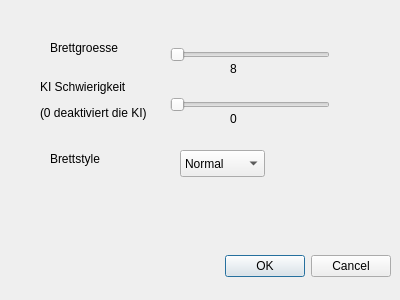
s0538643/reversi-mm16, file settings.ui: the form before one commit.
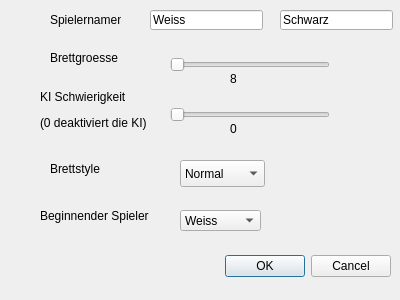
The form after the commit.

What changed in the file:
```diff
--- a/settings.ui
+++ b/settings.ui
@@ -33,7 +33,7 @@
    <property name="geometry">
     <rect>
      <x>50</x>
-     <y>40</y>
+     <y>50</y>
      <width>121</width>
      <height>16</height>
     </rect>
@@ -46,7 +46,7 @@
    <property name="geometry">
     <rect>
      <x>170</x>
-     <y>40</y>
+     <y>50</y>
      <width>160</width>
      <height>29</height>
     </rect>
@@ -77,7 +77,7 @@
    <property name="geometry">
     <rect>
      <x>40</x>
-     <y>80</y>
+     <y>90</y>
      <width>111</width>
      <height>41</height>
     </rect>
@@ -90,7 +90,7 @@
    <property name="geometry">
     <rect>
      <x>170</x>
-     <y>90</y>
+     <y>100</y>
      <width>160</width>
      <height>29</height>
     </rect>
@@ -106,7 +106,7 @@
    <property name="geometry">
     <rect>
      <x>230</x>
-     <y>60</y>
+     <y>70</y>
      <width>67</width>
      <height>17</height>
     </rect>
@@ -119,7 +119,7 @@
    <property name="geometry">
     <rect>
      <x>50</x>
-     <y>150</y>
+     <y>160</y>
      <width>67</width>
      <height>17</height>
     </rect>
@@ -132,7 +132,7 @@
    <property name="geometry">
     <rect>
      <x>180</x>
-     <y>150</y>
+     <y>160</y>
      <width>85</width>
      <height>27</height>
     </rect>
@@ -160,7 +160,7 @@
    <property name="geometry">
     <rect>
      <x>230</x>
-     <y>110</y>
+     <y>120</y>
      <width>67</width>
      <height>17</height>
     </rect>
@@ -169,6 +169,78 @@
     <string>0</string>
    </property>
   </widget>
+  <widget class="QComboBox" name="comboBox_2">
+   <property name="geometry">
+    <rect>
+     <x>180</x>
+     <y>210</y>
+     <width>81</width>
+     <height>21</height>
+    </rect>
+   </property>
+   <item>
+    <property name="text">
+     <string>Weiss</string>
+    </property>
+   </item>
+   <item>
+    <property name="text">
+     <string>Schwarz</string>
+    </property>
+   </item>
+  </widget>
+  <widget class="QLabel" name="label">
+   <property name="geometry">
+    <rect>
+     <x>40</x>
+     <y>200</y>
+     <width>111</width>
+     <height>31</height>
+    </rect>
+   </property>
+   <property name="text">
+    <string>Beginnender Spieler</string>
+   </property>
+  </widget>
+  <widget class="QLabel" name="label_2">
+   <property name="geometry">
+    <rect>
+     <x>50</x>
+     <y>10</y>
+     <width>71</width>
+     <height>20</height>
+    </rect>
+   </property>
+   <property name="text">
+    <string>Spielernamen</string>
+   </property>
+  </widget>
+  <widget class="QLineEdit" name="lineEdit">
+   <property name="geometry">
+    <rect>
+     <x>150</x>
+     <y>10</y>
+     <width>113</width>
+     <height>20</height>
+    </rect>
+   </property>
+   <property name="text">
+    <string>Weiss</string>
+   </property>
+  </widget>
+  <widget class="QLineEdit" name="lineEdit_2">
+   <property name="geometry">
+    <rect>
+     <x>280</x>
+     <y>10</y>
+     <width>113</width>
+     <height>20</height>
+    </rect>
+   </property>
+   <property name="text">
+    <string>Schwarz</string>
+   </property>
+  </widget>
  </widget>
  <resources/>
  <connections>
```
